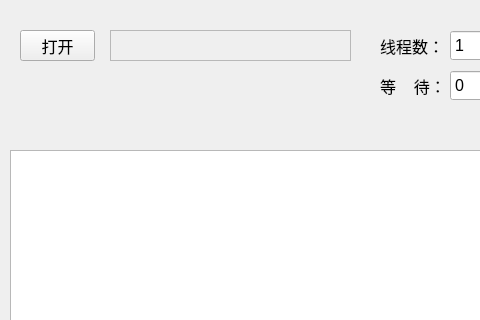
The window that pyQt_upus.ui (ruikai0103/upus-wuliu) describes before a commit, drawn with Qt 5; both pictures show x 0 to 480 and y 0 to 320 of the 738 by 495 pixel window.
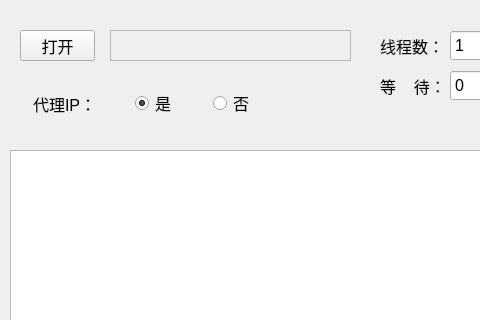
The same window after the commit.

Diff of the .ui file:
```diff
--- a/pyQt_upus.ui
+++ b/pyQt_upus.ui
@@ -192,6 +192,86 @@
     <number>5</number>
    </property>
   </widget>
+  <widget class="QWidget" name="">
+   <property name="geometry">
+    <rect>
+     <x>33</x>
+     <y>83</y>
+     <width>221</width>
+     <height>41</height>
+    </rect>
+   </property>
+   <layout class="QHBoxLayout" name="horizontalLayout">
+    <item>
+     <widget class="QLabel" name="label_3">
+      <property name="font">
+       <font>
+        <family>Arial</family>
+        <pointsize>12</pointsize>
+       </font>
+      </property>
+      <property name="text">
+       <string>代理IP：</string>
+      </property>
+     </widget>
+    </item>
+    <item>
+     <spacer name="horizontalSpacer_2">
+      <property name="orientation">
+       <enum>Qt::Horizontal</enum>
+      </property>
+      <property name="sizeHint" stdset="0">
+       <size>
+        <width>13</width>
+        <height>20</height>
+       </size>
+      </property>
+     </spacer>
+    </item>
+    <item>
+     <widget class="QRadioButton" name="radioButton">
+      <property name="font">
+       <font>
+        <family>Arial</family>
+        <pointsize>12</pointsize>
+       </font>
+      </property>
+      <property name="text">
+       <string>是</string>
+      </property>
+      <property name="checked">
+       <bool>true</bool>
+      </property>
+     </widget>
+    </item>
+    <item>
+     <spacer name="horizontalSpacer">
+      <property name="orientation">
+       <enum>Qt::Horizontal</enum>
+      </property>
+      <property name="sizeHint" stdset="0">
+       <size>
+        <width>18</width>
+        <height>28</height>
+       </size>
+      </property>
+     </spacer>
+    </item>
+    <item>
+     <widget class="QRadioButton" name="radioButton_2">
+      <property name="font">
+       <font>
+        <family>Arial</family>
+        <pointsize>12</pointsize>
+       </font>
+      </property>
+      <property name="text">
+       <string>否</string>
+      </property>
+     </widget>
+    </item>
+   </layout>
+  </widget>
  </widget>
  <resources/>
  <connections>
```
Left out of the diff: 1 changed line with no effect on the pictures.
